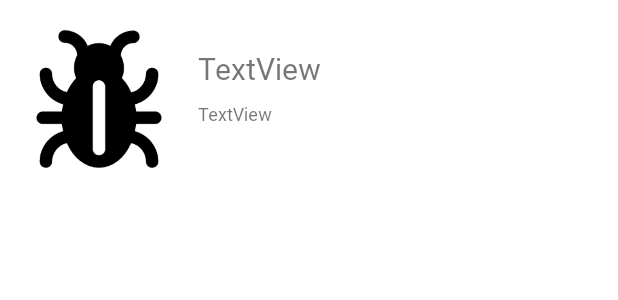
After one commit to rece97/Mobile_app_project, an Android app: the layout bug_row_item.xml on its own in the app's theme, with its tools: preview values and no code run, on a phone screen of 412 x 824 dp. The commit adds this screen. Shown: the top 300 px of the screen. Run offline under Robolectric (Android 15) with nearby library versions, the phone set to English and light mode, and no system bars.

Commit message:
Worked on RecyclerView adapter. Need to create Retrofit instance still.

```diff
--- a/app/build.gradle
+++ b/app/build.gradle
@@ -37,6 +37,11 @@ android {
 
 dependencies {
 
+    implementation 'com.google.code.gson:gson:2.9.0'
+    implementation 'com.squareup.retrofit2:retrofit:2.9.0'
+    implementation 'com.squareup.retrofit2:converter-gson:2.9.0'
+    implementation 'com.github.bumptech.glide:glide:4.14.2'
+
     implementation 'androidx.core:core-ktx:1.7.0'
     implementation 'androidx.appcompat:appcompat:1.6.1'
     implementation 'com.google.android.material:material:1.8.0'
--- a/app/src/main/AndroidManifest.xml
+++ b/app/src/main/AndroidManifest.xml
@@ -1,6 +1,9 @@
 <?xml version="1.0" encoding="utf-8"?>
 <manifest xmlns:android="http://schemas.android.com/apk/res/android"
     xmlns:tools="http://schemas.android.com/tools">
+
+    <uses-permission android:name="android.permission.INTERNET"/>
+    <uses-permission android:name="android.permission.ACCESS_NETWORK_STATE"/>
 
     <application
         android:allowBackup="true"
--- /dev/null
+++ b/app/src/main/res/layout/bug_row_item.xml
@@ -0,0 +1,43 @@
+<?xml version="1.0" encoding="utf-8"?>
+<androidx.constraintlayout.widget.ConstraintLayout xmlns:android="http://schemas.android.com/apk/res/android"
+    xmlns:app="http://schemas.android.com/apk/res-auto"
+    xmlns:tools="http://schemas.android.com/tools"
+    android:layout_width="match_parent"
+    android:layout_height="wrap_content">
+
+    <ImageView
+        android:id="@+id/bug_icon"
+        android:layout_width="100dp"
+        android:layout_height="100dp"
+        android:layout_marginStart="16dp"
+        android:layout_marginTop="16dp"
+        android:layout_marginBottom="16dp"
+        app:layout_constraintBottom_toBottomOf="parent"
+        app:layout_constraintStart_toStartOf="parent"
+        app:layout_constraintTop_toTopOf="parent"
+        app:srcCompat="@drawable/bug" />
+
+    <TextView
+        android:id="@+id/bug_name"
+        android:layout_width="wrap_content"
+        android:layout_height="wrap_content"
+        android:layout_marginStart="16dp"
+        android:layout_marginTop="32dp"
+        android:fontFamily="@font/FinkHeavy"
+        android:text="TextView"
+        android:textSize="20sp"
+        app:layout_constraintStart_toEndOf="@+id/bug_icon"
+        app:layout_constraintTop_toTopOf="parent" />
+
+    <TextView
+        android:id="@+id/bug_price"
+        android:layout_width="wrap_content"
+        android:layout_height="wrap_content"
+        android:layout_marginStart="16dp"
+        android:layout_marginTop="8dp"
+        android:fontFamily="@font/FinkHeavy"
+        android:text="TextView"
+        android:textSize="12sp"
+        app:layout_constraintStart_toEndOf="@+id/bug_icon"
+        app:layout_constraintTop_toBottomOf="@+id/bug_name" />
+</androidx.constraintlayout.widget.ConstraintLayout>
```
Also changed, not shown: app/src/main/java/com/example/test/ACNHService.kt (added, +15 -0 lines), app/src/main/java/com/example/test/ui/dashboard/Bug.kt (added, +108 -0 lines), app/src/main/java/com/example/test/ui/dashboard/BugRowItemAdapter.kt (added, +42 -0 lines), app/src/main/java/com/example/test/ui/dashboard/DashboardFragment.kt (+7 -3 lines), app/src/main/res/layout/fragment_dashboard.xml (+3 -9 lines), app/src/main/res/drawable/bug.png (added), app/src/main/res/drawable/fish.png (added), app/src/main/res/font/animal_crossing.ttf (added).
